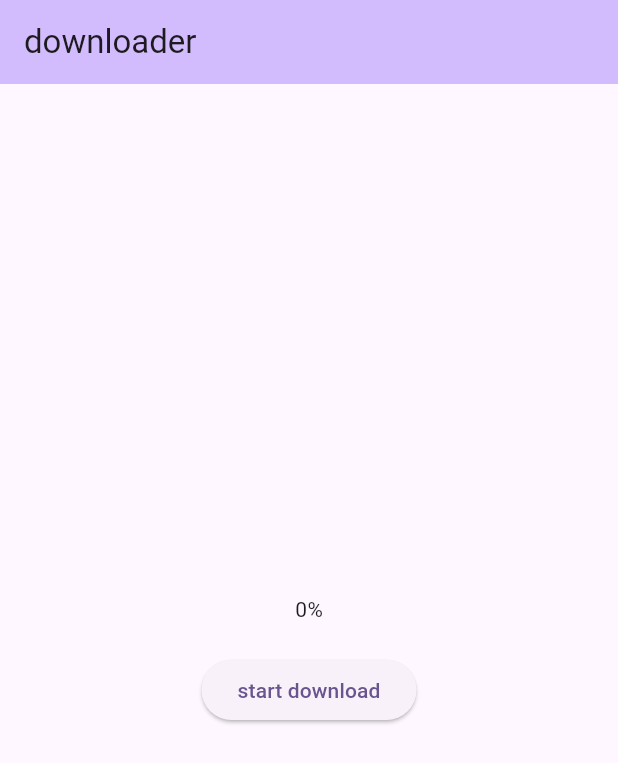
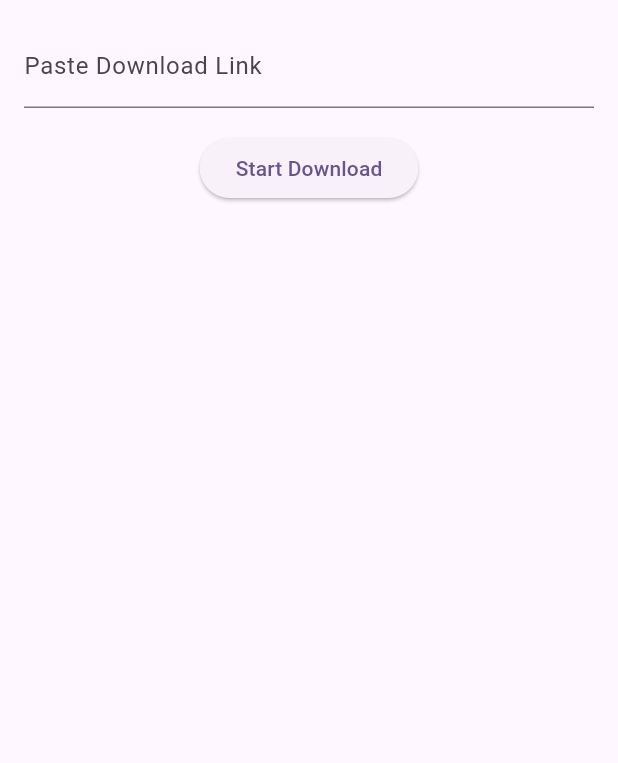
Before and after one commit to Omidbabadi/downloadmanager, a Flutter app: the screen it shows after launch, on a phone screen of 412 x 824 dp. Shown: the top 763 px of the screen. Run offline on Flutter 3.47's test engine with Material 3 defaults, Android fonts, the phone set to English and light mode, and no system bars; our stand-ins replace dio, flutter_riverpod, permission_handler; missing offline and left inert: flutter_media_store.

```diff
--- a/lib/application/download/download_provider.dart
+++ b/lib/application/download/download_provider.dart
@@ -1,17 +1,19 @@
 import 'package:flutter_riverpod/flutter_riverpod.dart';
+import 'package:myapp/application/download/download_state.dart';
 import 'package:myapp/features/download/data/core/providers.dart';
+import 'download_notifier.dart';
 
-import '../../features/download/domain/usecases/start_download.dart';
-import 'download_notifier.dart';
-import 'download_state.dart';
-
-final startDownloadUseCaseProvider = Provider<StartDownloadUseCase>((ref) {
-  final remote = ref.watch(downloadRemoteDatasourceProvider);
-  return StartDownloadUseCase(remote);
+final downloadNotifierProvider = StateNotifierProvider<DownloadNotifier, DownloadState>((ref) {
+  final startDownloadUseCase = ref.watch(startDownloadUseCaseProvider);
+  final pauseDownloadUseCase = ref.watch(pauseDownloadUseCaseProvider);
+  final resumeDownloadUseCase = ref.watch(resumeDownloadUseCaseProvider);
+  final cancelDownloadUseCase = ref.watch(cancelDownloadeUseCaseProvider);
+  final getAllDownloadsUseCase = ref.watch(getAllDownloadsprovider);
+  return DownloadNotifier(
+        startDownloadUseCase,
+        pauseDownloadUseCase,
+        resumeDownloadUseCase,
+        cancelDownloadUseCase,
+        getAllDownloadsUseCase,
+  );
 });
-
-final downloadNotifierProvider =
-    StateNotifierProvider<DownloadNotifier, DownloadState>((ref) {
-      final usecase = ref.watch(startDownloadUseCaseProvider);
-      return DownloadNotifier(usecase);
-    });
--- a/lib/features/download/data/datasources/download_remote_datasources.dart
+++ b/lib/features/download/data/datasources/download_remote_datasources.dart
@@ -5,20 +5,27 @@ import 'package:mime/mime.dart';
 import 'package:path_provider/path_provider.dart';
 import 'package:uuid/uuid.dart';
 import 'package:flutter/foundation.dart';
-
+import 'package:permission_handler/permission_handler.dart';
 import '../../domain/entities/download_task.dart';
 
 class DownloadRemoteDatasource {
   final Dio dio;
   DownloadRemoteDatasource({Dio? dio}) : dio = dio ?? Dio();
 
-
   Stream<DownloadTask> startDownload(String url, String fileName) async* {
+    final status = await Permission.storage.request();
+    if (!status.isGranted) {
+      debugPrint('Permission Denied');
+      return;
+    }
+    debugPrint('start download started @ download remote datasource');
     final flutterMediaStorePlugin = FlutterMediaStore();
     final id = const Uuid().v4();
+    debugPrint('download id: $id');
     int downloadedBytes = 0;
     final tempDir = await getTemporaryDirectory();
     final file = File('${tempDir.path}/$fileName');
+    debugPrint("Path: $tempDir/$fileName");
 
     yield DownloadTask(
       id: id,
@@ -64,6 +71,7 @@ class DownloadRemoteDatasource {
           status: DownloadStatus.completed,
         );
       } else {
+        debugPrint('Download Failed');
         throw Exception('Download Failed');
       }
     } catch (e) {
--- a/lib/features/download/domain/usecases/cancel_download.dart
+++ b/lib/features/download/domain/usecases/cancel_download.dart
@@ -1,8 +1,8 @@
 import '../repositories/download_repository.dart';
 
-class CancelDownload {
+class CancelDownloadUseCase {
   final DownloadRepository repository;
-  CancelDownload(this.repository);
+  CancelDownloadUseCase(this.repository);
 
   Future<void> call(String taskId) {
     return repository.cancelDownload(taskId);
--- a/lib/features/download/domain/usecases/get_all_downloads.dart
+++ b/lib/features/download/domain/usecases/get_all_downloads.dart
@@ -1,9 +1,10 @@
+
 import '../repositories/download_repository.dart';
 import '../entities/download_task.dart';
 
-class GetAllDownloads {
+class GetAllDownloadsUseCase {
   final DownloadRepository repository;
-  GetAllDownloads(this.repository);
+  GetAllDownloadsUseCase(this.repository);
 
   Future<List<DownloadTask>> call() {
     return repository.getAllDownloads();
--- a/lib/features/download/domain/usecases/pause_download.dart
+++ b/lib/features/download/domain/usecases/pause_download.dart
@@ -1,8 +1,8 @@
 import '../repositories/download_repository.dart';
 
-class PauseDownload {
+class PauseDownloadUseCase {
   final DownloadRepository repository;
-  PauseDownload(this.repository);
+  PauseDownloadUseCase(this.repository);
   Future<void> call(String taskId){
     return repository.pauseDownload(taskId);
 
--- a/lib/features/download/domain/usecases/resume_download.dart
+++ b/lib/features/download/domain/usecases/resume_download.dart
@@ -1,8 +1,8 @@
 import '../repositories/download_repository.dart';
 
-class ResumeDownload {
+class ResumeDownloadUseCase {
   final DownloadRepository repository;
-  ResumeDownload(this.repository);
+  ResumeDownloadUseCase(this.repository);
   Future<void> call(String taskId) {
     return repository.resumeDownload(taskId);
   }
--- /dev/null
+++ b/lib/features/download/presentation/pages/download_page.dart
@@ -0,0 +1,41 @@
+import 'package:flutter/material.dart';
+import 'package:flutter/widgets.dart';
+import 'package:flutter_riverpod/flutter_riverpod.dart';
+import 'package:myapp/application/download/download_provider.dart';
+
+class DownloadPage extends ConsumerWidget {
+  const DownloadPage({super.key});
+
+  @override
+  Widget build(BuildContext context, WidgetRef ref) {
+    final state = ref.watch(downloadNotifierProvider);
+    final notifier = ref.read(downloadNotifierProvider.notifier);
+    final controller = TextEditingController();
+
+    return Scaffold(
+      body: Padding(
+        padding: EdgeInsets.all(16),
+        child: Column(
+          children: [
+            TextField(
+              controller: controller,
+              decoration: InputDecoration(labelText: 'Paste Download Link'),
+            ),
+            const SizedBox(height: 16),
+            ElevatedButton(
+              onPressed: () {
+                final url = controller.text.trim();
+
+                if (url.isNotEmpty) {
+                  final fileName = Uri.parse(url).pathSegments.last;
+                  notifier.startDownload(url, fileName);
+                }
+              },
+              child: const Text('Start Download'),
+            ),
+          ],
+        ),
+      ),
+    );
+  }
+}
--- a/lib/main.dart
+++ b/lib/main.dart
@@ -2,12 +2,14 @@ import 'package:dio/dio.dart';
 import 'dart:typed_data';
 import 'package:flutter/material.dart';
 import 'package:flutter/services.dart';
+import 'package:flutter_riverpod/flutter_riverpod.dart';
 import 'package:mime/mime.dart';
+import 'package:myapp/features/download/presentation/pages/download_page.dart';
 import 'package:path_provider/path_provider.dart';
 import 'package:permission_handler/permission_handler.dart';
 
 void main() {
-  runApp(const MainScreen());
+  runApp(ProviderScope(child: const MainScreen()));
 }
 
 class MainScreen extends StatelessWidget {
@@ -21,7 +23,7 @@ class MainScreen extends StatelessWidget {
       theme: ThemeData(
         colorScheme: ColorScheme.fromSeed(seedColor: Colors.deepPurple),
       ),
-      home: const MyHomePage(),
+      home: const DownloadPage(),
     );
   }
 }
```
Also changed, not shown: lib/application/download/download_notifier.dart (+37 -1 lines), lib/features/download/data/core/providers.dart (+35 -2 lines).
